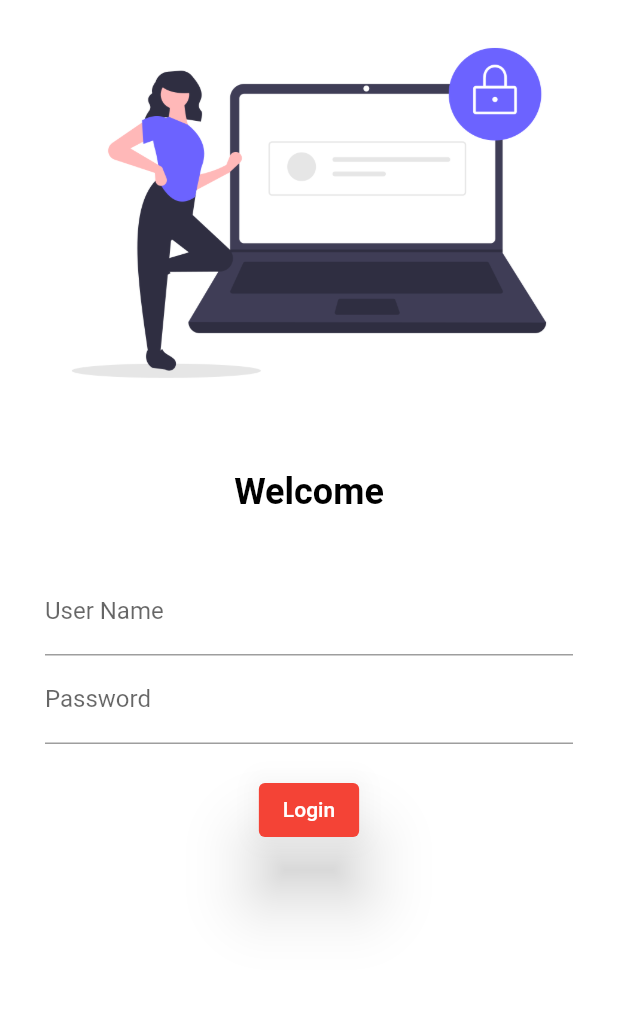
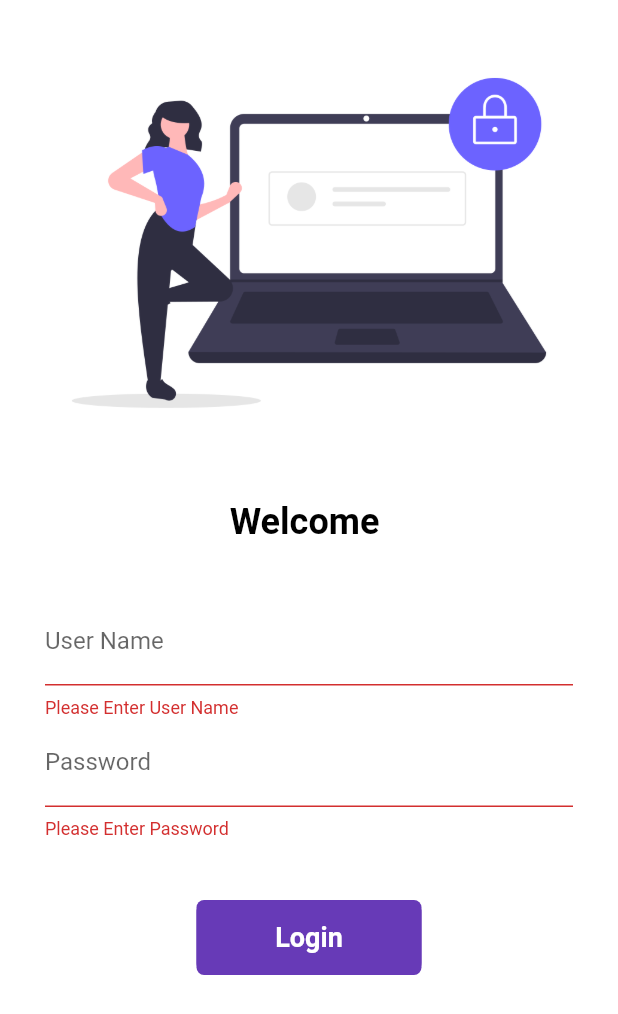
Before and after one commit to SaiyedMustaq/30day-Flutter, a Flutter app: the screen it shows after launch, after a tap on "Login", on a phone screen of 412 x 824 dp. Shown: the top 1014 px of the screen. Run offline on Flutter 3.47's test engine with Material 2 defaults, Android fonts, the phone set to English and light mode, and no system bars; our stand-ins replace google_fonts.

```diff
--- a/lib/main.dart
+++ b/lib/main.dart
@@ -1,5 +1,6 @@
 import 'package:flutter/material.dart';
 import 'package:pavan_kumar_flutter_30_days/pages/login_page.dart';
+import 'package:pavan_kumar_flutter_30_days/utils/routs.dart';
 import 'pages/home_page.dart';
 import 'package:google_fonts/google_fonts.dart';
 
@@ -16,7 +17,7 @@ class MyApp extends StatelessWidget {
       themeMode: ThemeMode.system,
       darkTheme: ThemeData(
         primarySwatch: Colors.blueGrey,
-          fontFamily: GoogleFonts.lato().fontFamily,
+        fontFamily: GoogleFonts.lato().fontFamily,
       ),
       debugShowCheckedModeBanner: false,
       title: 'Flutter Demo',
@@ -25,8 +26,8 @@ class MyApp extends StatelessWidget {
       ),
       initialRoute: "/login",
       routes: {
-        "/": (context) => HomePage(),
-        "/login": (contex) => LoginPage(),
+        MyRousts.homeRoute: (context) => HomePage(),
+        MyRousts.loginRoute: (contex) => LoginPage(),
       },
     );
   }
--- a/lib/pages/login_page.dart
+++ b/lib/pages/login_page.dart
@@ -1,14 +1,41 @@
 import 'dart:ui';
+import 'package:flutter/material.dart';
+import 'package:pavan_kumar_flutter_30_days/utils/routs.dart';
 
-import 'package:flutter/material.dart';
+class LoginPage extends StatefulWidget {
+  @override
+  _LoginPageState createState() => _LoginPageState();
+}
 
-class LoginPage extends StatelessWidget {
+class _LoginPageState extends State<LoginPage> {
+  String name = '';
+  bool changeButton = false;
+
+  moveToHome(BuildContext context) async {
+    if (_formKey.currentState.validate()) {
+      setState(() {
+        changeButton = true;
+      });
+      await Future.delayed(Duration(seconds: 2));
+      await Navigator.pushNamed(context, MyRousts.homeRoute);
+      setState(() {
+        changeButton = false;
+      });
+    }
+  }
+
+  final _formKey = GlobalKey<FormState>();
   @override
   Widget build(BuildContext context) {
     return Material(
       color: Colors.white,
+      child: Form(
+        key: _formKey,
         child: Column(
           children: [
+            SizedBox(
+              height: 20,
+            ),
             Image.asset(
               'assets/image/login_image.png',
               fit: BoxFit.cover,
@@ -17,7 +44,7 @@ class LoginPage extends StatelessWidget {
               height: 30.0,
             ),
             Text(
-            "Welcome",
+              "Welcome $name",
               style: TextStyle(
                 fontSize: 24,
                 color: Colors.black,
@@ -34,29 +61,68 @@ class LoginPage extends StatelessWidget {
               ),
               child: Column(
                 children: [
-                TextField(
+                  TextFormField(
+                    onChanged: (value) {
+                      setState(() {
+                        name = value;
+                      });
+                    },
+                    validator: (value) {
+                      if (value.isEmpty) {
+                        return "Please Enter User Name";
+                      }
+
+                      return null;
+                    },
                     decoration: InputDecoration(
                       hintText: "Enter User Name",
                       labelText: "User Name",
                     ),
                   ),
-                TextField(
+                  TextFormField(
                     obscureText: true,
+                    validator: (value) {
+                      if (value.isEmpty) {
+                        return "Please Enter Password";
+                      } else if (value.length < 6) {
+                        return "Password length should be atlease 6";
+                      }
+                      return null;
+                    },
                     decoration: InputDecoration(
                       hintText: "Enter Password",
                       labelText: "Password",
                     ),
                   ),
                   SizedBox(
-                  height: 20,
+                    height: 40,
                   ),
-                ElevatedButton(
-                  child: Text('Login'),
-                  onPressed: () {
-                    print("Hello Code");
-                  },
-                  style: TextButton.styleFrom(
-                    elevation: 20.0,
+                  Material(
+                    borderRadius: BorderRadius.circular(changeButton ? 50 : 8),
+                    color: Colors.deepPurple,
+                    child: InkWell(
+                      onTap: () => moveToHome(context),
+                      child: AnimatedContainer(
+                        duration: Duration(seconds: 1),
+                        width: changeButton ? 50 : 150,
+                        height: 50,
+                        alignment: Alignment.center,
+                        decoration: BoxDecoration(
+                          color: Colors.deepPurple,
+                          borderRadius: BorderRadius.circular(
+                            changeButton ? 50 : 5,
+                          ),
+                        ),
+                        child: changeButton
+                            ? Icon(Icons.done, color: Colors.white)
+                            : Text(
+                                'Login',
+                                style: TextStyle(
+                                    fontSize: 18,
+                                    color: Colors.white,
+                                    fontWeight: FontWeight.bold),
+                              ),
+                      ),
                     ),
                   )
                 ],
@@ -64,6 +130,7 @@ class LoginPage extends StatelessWidget {
             )
           ],
         ),
+      ),
     );
   }
 }
--- /dev/null
+++ b/lib/utils/routs.dart
@@ -0,0 +1,4 @@
+class MyRousts {
+  static String loginRoute = "/login";
+  static String homeRoute = "/home";
+}
```
Lines whose indentation alone changed are shown as unchanged.
